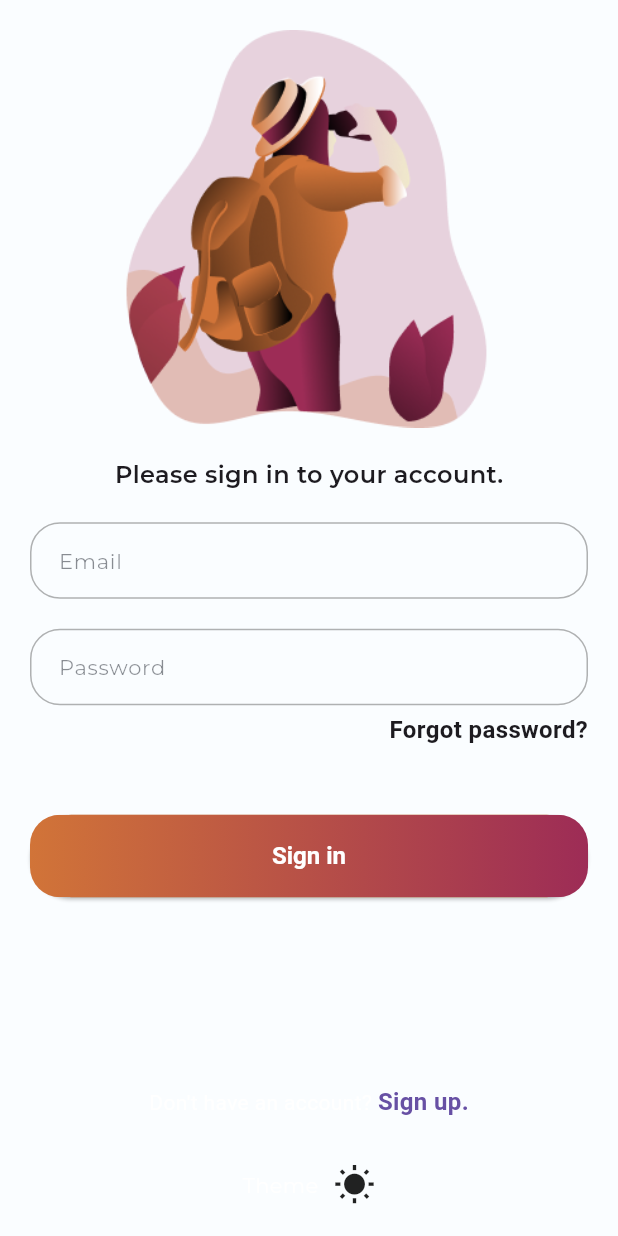
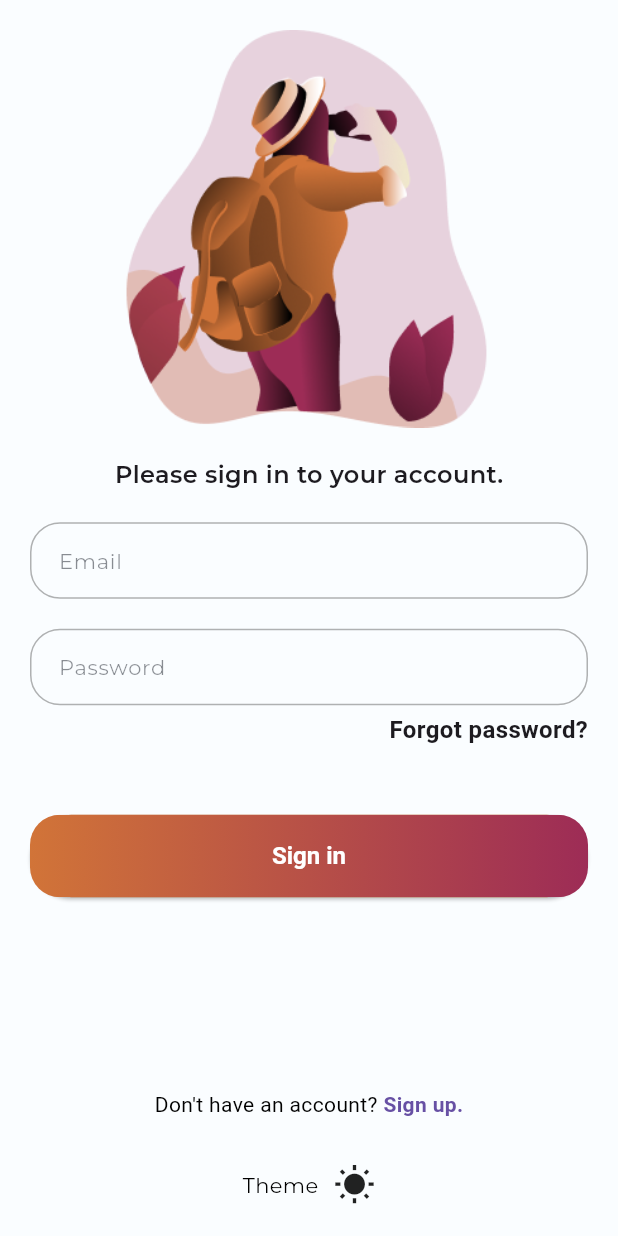
Before and after one commit to mislavcupic/Tourist-app-algebra-2024, a Flutter app: the screen it shows after launch, on a phone screen of 412 x 824 dp. Run offline on Flutter 3.47's test engine with Material 3 defaults, Android fonts, the phone set to English and light mode, and no system bars; our stand-ins replace dartz, dio, firebase_auth, firebase_core, flutter_hooks, flutter_riverpod and 5 more; accounts and stored records are empty; generated files the repository leaves out were written again.

Commit message:
riješena tema

```diff
--- a/lib/features/auth/presentation/screen/sign_in_screen.dart
+++ b/lib/features/auth/presentation/screen/sign_in_screen.dart
@@ -25,12 +25,12 @@ class _SignInScreenState extends ConsumerState<SignInScreen> {
 
   @override
   Widget build(BuildContext context) {
+    final themeMode = ref.watch(themeNotifierProvider);
     final authState = ref.watch(authNotifier);
     final isLoading = useState(false);
-
     final emailController = useTextEditingController();
     final passwordController = useTextEditingController();
-
+    final brightness = Theme.of(context).brightness;
     useValueChanged<AuthState, void>(authState, (_, newValue) {
       WidgetsBinding.instance.addPostFrameCallback((_) {
         switch (authState) {
@@ -120,14 +120,19 @@ class _SignInScreenState extends ConsumerState<SignInScreen> {
                   Text.rich(
                     TextSpan(
                       text: "Don't have an account? ",
-                      style: context.textDescription.copyWith(
-                        color: Theme.of(context).colorScheme.onPrimary, // Osigurava vidljivost
+                      style: TextStyle(
+
+                          color: themeMode == ThemeMode.light
+                              ? Colors.black // Na svetloj temi crna boja
+                              : Colors.white, // Na tamnoj temi bela boja
+
                       ),
                       children: [
                         TextSpan(
                           text: "Sign up.",
-                          style: context.textButton.copyWith(
-                            color: Theme.of(context).colorScheme.primary, // Osigurava vidljivost
+                          style: TextStyle(
+                            color: Theme.of(context).colorScheme.primary, // Primarna boja ostaje
+                            fontWeight: FontWeight.bold,
                           ),
                           recognizer: TapGestureRecognizer()
                             ..onTap = () {
@@ -150,8 +155,12 @@ class _SignInScreenState extends ConsumerState<SignInScreen> {
                     children: [
                       Text(
                         "Theme",
-                        style: context.textDescription.copyWith(
-                          color: Theme.of(context).colorScheme.onPrimary,
+                        style: TextStyle(
+
+                          color: themeMode == ThemeMode.light
+                              ? Colors.black // Na svetloj temi crna boja
+                              : Colors.white, // Na tamnoj temi bela boja
+
                         ),
                       ),
                       SizedBox(width: 10),
@@ -162,7 +171,7 @@ class _SignInScreenState extends ConsumerState<SignInScreen> {
                         child: AnimatedSwitcher(
                           duration: const Duration(milliseconds: 300),
                           child: ref.watch(themeNotifierProvider) == ThemeMode.dark
-                              ? Icon(Icons.nightlight_round, key: ValueKey('dark'), size: 28,color: context.colorBorder,)
+                              ? Icon(Icons.nightlight_round, key: ValueKey('dark'), size: 28,color: context.colorText,)
                               : Icon(Icons.wb_sunny, key: ValueKey('light'), size: 28),
                         ),
                       ),
```
Also changed, not shown: lib/features/auth/presentation/screen/sign_up_screen.dart (+12 -6 lines).
